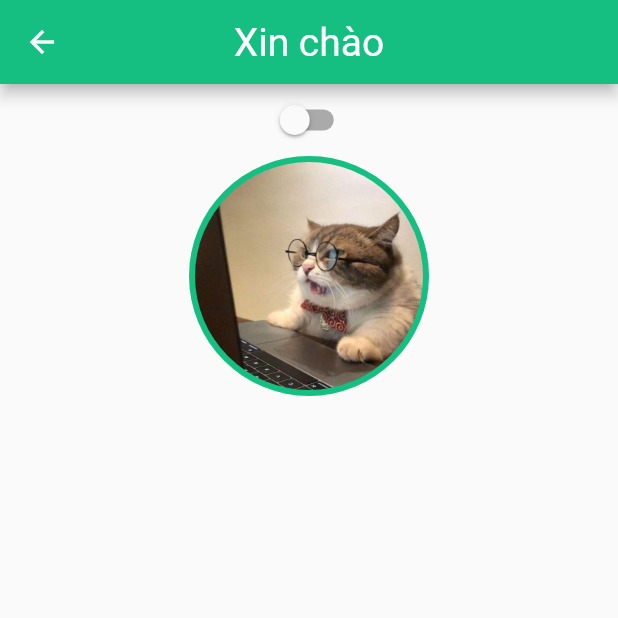
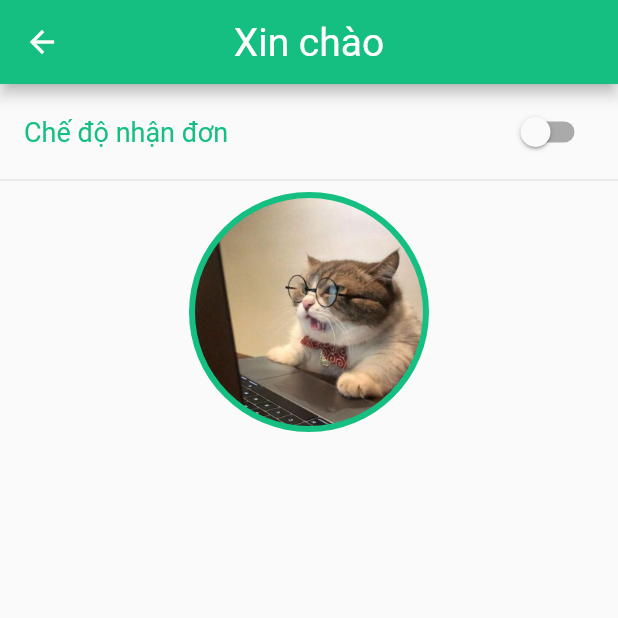
Before and after one commit to fptu-team-404-not-found/co_tam_houseworker_mobile, a Flutter app: the HomePage screen opened by its route, on a phone screen of 412 x 824 dp, the top half of it. Run offline on Flutter 3.47's test engine with Material 2 defaults, Android fonts, the phone set to English and light mode, and no system bars; our stand-ins replace flutter_clean_architecture, font_awesome_flutter.

Commit message:
[tienhuynh-tn] home_page_v1

```diff
--- a/lib/app/pages/home/home_view.dart
+++ b/lib/app/pages/home/home_view.dart
@@ -1,4 +1,5 @@
 import 'package:co_tam_houseworker_mobile/app/pages/home/home_controller.dart';
+import 'package:co_tam_houseworker_mobile/app/utils/constant.dart';
 import 'package:co_tam_houseworker_mobile/app/widgets/avatar.dart';
 import 'package:co_tam_houseworker_mobile/app/widgets/switch_button.dart';
 import 'package:co_tam_houseworker_mobile/app/widgets/top_app_bar.dart';
@@ -26,9 +27,25 @@ class HomePageView extends ViewState<HomePage, HomeController> {
       crossAxisAlignment: CrossAxisAlignment.stretch,
       mainAxisSize: MainAxisSize.max,
       mainAxisAlignment: MainAxisAlignment.start,
-      children: const [
-        SwitchButton(),
-        Avatar(radius: 80)
+      children: [
+        Row(
+          mainAxisAlignment: MainAxisAlignment.spaceBetween,
+          children: const [
+            Padding(
+              padding: EdgeInsets.only(left: 16.0, top: 8),
+              child: Text(
+                'Chế độ nhận đơn',
+                style: AppText.headingSmall,
+              )
+            ),
+            Padding(
+                padding: EdgeInsets.only(right: 16.0, top: 8),
+                child: SwitchButton()
+            )
+          ],
+        ),
+        const Divider(),
+        const Avatar(radius: 80)
       ],
     ),
   );
--- a/lib/app/utils/constant.dart
+++ b/lib/app/utils/constant.dart
@@ -32,15 +32,15 @@ class AppText {
       fontWeight: FontWeight.w400,
       fontSize: 26,
       fontStyle: FontStyle.normal,
-  );
+      color: AppColor.primaryColor100);
   static const headingSmall = TextStyle(
-    fontWeight: FontWeight.w600,
+      fontWeight: FontWeight.w400,
       fontSize: 18,
       fontStyle: FontStyle.normal,
-  );
+      color: AppColor.primaryColor100);
   static const text = TextStyle(
       fontWeight: FontWeight.w400,
       fontSize: 12,
       fontStyle: FontStyle.normal,
-  );
+      color: AppColor.primaryColor100);
 }
```
Lines whose indentation alone changed are shown as unchanged.
